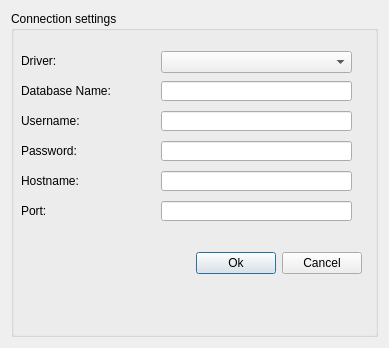
This is dbdialog.ui in ancaudristoiu/QTDatabase as Qt 5 draws it before an edit. The edited form follows.
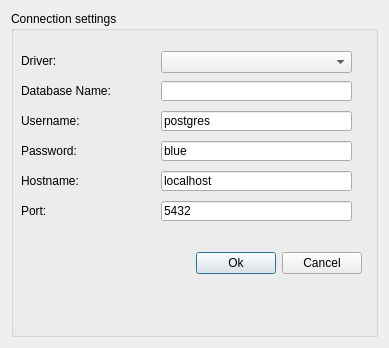
This is the edited form.

```diff
--- a/dbdialog.ui
+++ b/dbdialog.ui
@@ -129,6 +129,9 @@
         <height>20</height>
        </rect>
       </property>
+      <property name="text">
+       <string>postgres</string>
+      </property>
      </widget>
      <widget class="QLineEdit" name="editPassword">
       <property name="geometry">
@@ -139,6 +142,9 @@
         <height>20</height>
        </rect>
       </property>
+      <property name="text">
+       <string>blue</string>
+      </property>
      </widget>
      <widget class="QLineEdit" name="editHostname">
       <property name="geometry">
@@ -149,6 +155,9 @@
         <height>20</height>
        </rect>
       </property>
+      <property name="text">
+       <string>localhost</string>
+      </property>
      </widget>
      <widget class="QLineEdit" name="editPort">
       <property name="geometry">
@@ -159,8 +168,11 @@
         <height>20</height>
        </rect>
       </property>
+      <property name="text">
+       <string>5432</string>
+      </property>
      </widget>
-     <widget class="QWidget" name="">
+     <widget class="QWidget" name="layoutWidget">
       <property name="geometry">
        <rect>
         <x>10</x>
```
Left out of the diff: 2 changed lines with no effect on the pictures.
